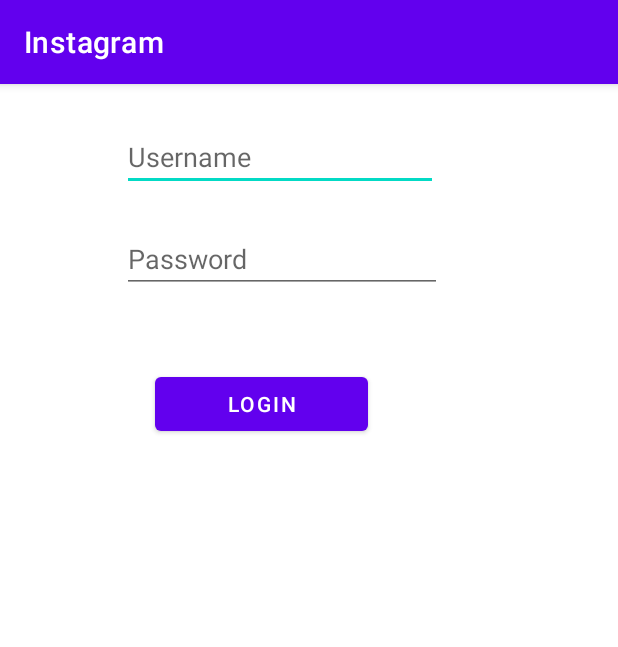
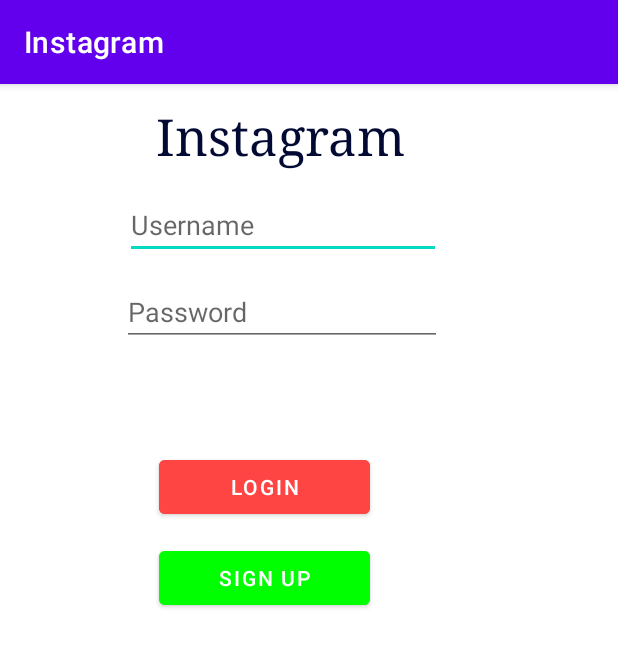
Before and after one commit to Jose-Codes/Instagram, an Android app: the screen it shows after launch (LoginActivity), on a phone screen of 412 x 824 dp. Shown: the top 647 px of the screen. Run offline under Robolectric (Android 15) with nearby library versions, the phone set to English and light mode, and no system bars; libraries missing offline, so code that uses them is left out: com.parse; 4 statements that could not run were skipped.

Commit message:
Implemented a new Sign up button and improved the UI.

```diff
--- a/app/src/main/AndroidManifest.xml
+++ b/app/src/main/AndroidManifest.xml
@@ -13,6 +13,9 @@
         android:roundIcon="@mipmap/ic_launcher"
         android:supportsRtl="true"
         android:theme="@style/Theme.Instagram">
+        <activity
+            android:name=".SignUpActivity"
+            android:exported="true" />
 
         <provider
             android:name="androidx.core.content.FileProvider"
@@ -35,7 +38,7 @@
         </activity>
         <activity
             android:name=".MainActivity"
-            android:exported="true"></activity>
+            android:exported="true" />
     </application>
 
 </manifest>
--- a/app/src/main/java/com/codepath/instagram/LoginActivity.java
+++ b/app/src/main/java/com/codepath/instagram/LoginActivity.java
@@ -16,10 +16,12 @@ import com.parse.ParseUser;
 
 public class LoginActivity extends AppCompatActivity {
 
+
     public static final String TAG = "LoginActivity";
     private EditText edtUsername;
     private EditText edtPassword;
     private Button btnLogin;
+    private Button btnSignUp;
 
     @Override
     protected void onCreate(Bundle savedInstanceState) {
@@ -29,7 +31,16 @@ public class LoginActivity extends AppCompatActivity {
         edtUsername = findViewById(R.id.edtUserName);
         edtPassword = findViewById(R.id.edtPassword);
         btnLogin = findViewById(R.id.btnLogin);
+        btnSignUp = findViewById(R.id.buttonSignUp);
 
+        btnSignUp.setOnClickListener(new View.OnClickListener() {
+            @Override
+            public void onClick(View v) {
+                Toast.makeText(LoginActivity.this, "Transferring to sign up", Toast.LENGTH_SHORT).show();
+                Intent i = new Intent(LoginActivity.this, SignUpActivity.class);
+                startActivity(i);
+            }
+        });
 
         ParseUser currentUser = ParseUser.getCurrentUser();
         if (currentUser != null) {
--- a/app/src/main/res/layout/activity_login.xml
+++ b/app/src/main/res/layout/activity_login.xml
@@ -1,8 +1,8 @@
 <?xml version="1.0" encoding="utf-8"?>
-<RelativeLayout
-    xmlns:android="http://schemas.android.com/apk/res/android"
+<RelativeLayout xmlns:android="http://schemas.android.com/apk/res/android"
     xmlns:app="http://schemas.android.com/apk/res-auto"
     xmlns:tools="http://schemas.android.com/tools"
+    android:id="@+id/btnSign_Up"
     android:layout_width="match_parent"
     android:layout_height="match_parent">
 
@@ -14,9 +14,9 @@
         android:layout_alignParentTop="true"
         android:layout_alignParentEnd="true"
         android:layout_centerInParent="true"
-        android:layout_marginStart="81dp"
-        android:layout_marginTop="26dp"
-        android:layout_marginEnd="120dp"
+        android:layout_marginStart="83dp"
+        android:layout_marginTop="71dp"
+        android:layout_marginEnd="118dp"
         android:ems="10"
         android:hint="Username"
         android:inputType="textPersonName" />
@@ -29,7 +29,7 @@
         android:layout_alignParentTop="true"
         android:layout_centerInParent="true"
         android:layout_marginStart="81dp"
-        android:layout_marginTop="94dp"
+        android:layout_marginTop="129dp"
         android:ems="10"
         android:hint="Password"
         android:inputType="textPassword" />
@@ -41,9 +41,38 @@
         android:layout_below="@+id/edtPassword"
         android:layout_alignParentStart="true"
         android:layout_centerInParent="true"
-        android:layout_marginStart="103dp"
-        android:layout_marginTop="50dp"
+        android:layout_marginStart="106dp"
+        android:layout_marginTop="70dp"
+        android:layout_marginEnd="165dp"
+        android:backgroundTint="@android:color/holo_red_light"
         android:text="Login"
         tools:text="Login" />
 
+    <TextView
+        android:id="@+id/textView"
+        android:layout_width="wrap_content"
+        android:layout_height="wrap_content"
+        android:layout_alignParentStart="true"
+        android:layout_alignParentTop="true"
+        android:layout_centerHorizontal="true"
+        android:layout_marginStart="104dp"
+        android:layout_marginTop="12dp"
+        android:text="Instagram"
+        android:textColor="#020A33"
+        android:textSize="34sp"
+        android:typeface="serif" />
+
+    <Button
+        android:id="@+id/buttonSignUp"
+        android:layout_width="140dp"
+        android:layout_height="wrap_content"
+        android:layout_alignParentStart="true"
+        android:layout_alignParentTop="true"
+        android:layout_alignParentEnd="true"
+        android:layout_marginStart="106dp"
+        android:layout_marginTop="305dp"
+        android:layout_marginEnd="165dp"
+        android:backgroundTint="#00FF00"
+        android:text="Sign Up" />
+
 </RelativeLayout>
--- a/app/src/main/res/layout/activity_main.xml
+++ b/app/src/main/res/layout/activity_main.xml
@@ -46,7 +46,7 @@
     <Button
         android:id="@+id/btnLogout"
         android:layout_width="match_parent"
-        android:layout_height="50dp"
+        android:layout_height="wrap_content"
         android:layout_below="@+id/btnSubmit"
         android:layout_alignParentStart="true"
         android:layout_alignParentBottom="true"
```
Also changed, not shown: app/src/main/java/com/codepath/instagram/SignUpActivity.java (added, +70 -0 lines), app/src/main/res/layout/activity_sign_up.xml (added, +47 -0 lines), 2 other files.
